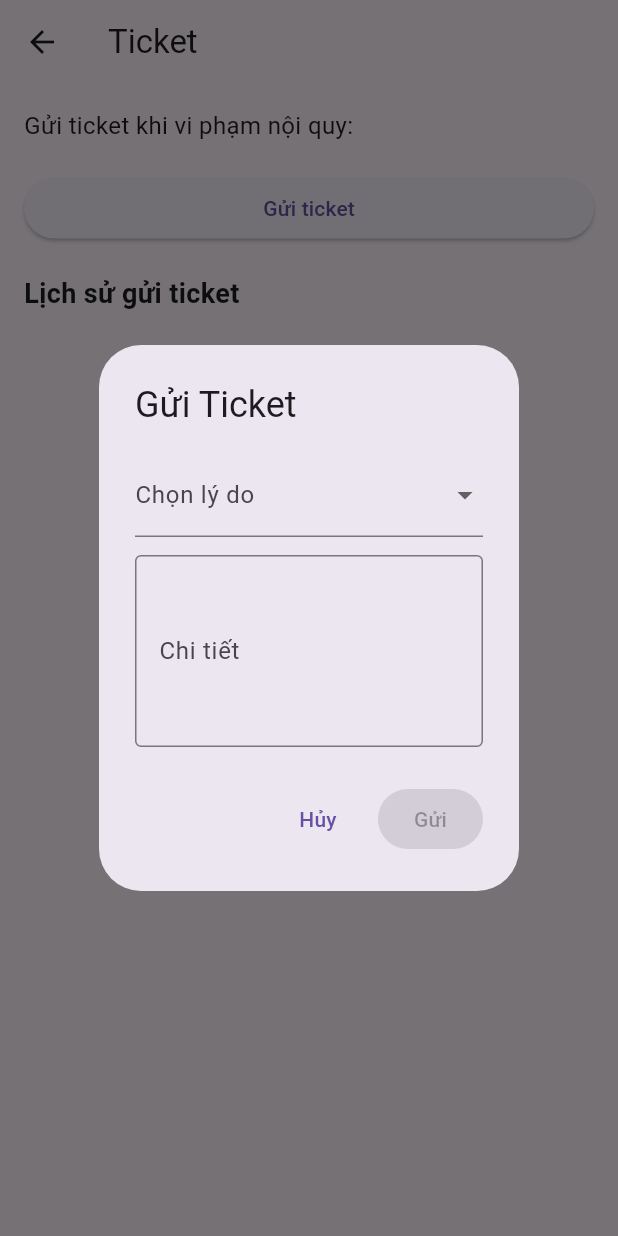
After one commit to StephenTanh/School-Project, a Flutter app: the TicketPage screen opened directly, after a tap on "Gửi ticket", on a phone screen of 412 x 824 dp. The commit adds this screen. Run offline on Flutter 3.47's test engine with Material 3 defaults, Android fonts, the phone set to English and light mode, and no system bars.

Commit message:
Them nut ticket

```diff
--- /dev/null
+++ b/lib/data/ticket_history.dart
@@ -0,0 +1,3 @@
+class TicketHistory {
+  static final List<Map<String, String>> tickets = [];
+}
--- /dev/null
+++ b/lib/pages/ticket.dart
@@ -0,0 +1,136 @@
+import 'package:flutter/material.dart';
+import 'ticket_dialog.dart';
+import '../data/ticket_history.dart';
+
+
+class TicketPage extends StatefulWidget {
+  const TicketPage({Key? key}) : super(key: key);
+
+  @override
+  State<TicketPage> createState() => _TicketPageState();
+}
+
+class _TicketPageState extends State<TicketPage> {
+  final TextEditingController _detailController = TextEditingController();
+  String? _selectedReason;
+  final List<String> _reasons = [
+    'Đi học trễ',
+    'Không logo',
+    'Không bảng tên',
+  ];
+
+  @override
+  void dispose() {
+    _detailController.dispose();
+    super.dispose();
+  }
+
+Future<void> _showTicketDialog() async {
+  final result = await showDialog<Map<String, String>>(
+    context: context,
+    builder: (_) => const TicketDialog(),
+  );
+
+  if (result != null) {
+    setState(() {
+      final now = DateTime.now();
+
+      TicketHistory.tickets.insert(0, {
+        "username": "NguyenHaTuanAnh", // sau này lấy từ tài khoản đăng nhập
+        "reason": result["reason"]!,
+        "detail": result["detail"]!,
+        "date":
+            "${now.day.toString().padLeft(2, '0')}/"
+            "${now.month.toString().padLeft(2, '0')}/"
+            "${now.year}",
+        "time":
+            "${now.hour.toString().padLeft(2, '0')}:"
+            "${now.minute.toString().padLeft(2, '0')}",
+      });
+    });
+
+    ScaffoldMessenger.of(context).showSnackBar(
+      const SnackBar(
+        content: Text("Đã gửi ticket"),
+      ),
+    );
+  }
+}
+
+  void _submitTicket() {
+    final selected = _selectedReason ?? 'Chưa chọn';
+    final detail = _detailController.text.trim();
+    ScaffoldMessenger.of(context).showSnackBar(
+      SnackBar(
+        content: Text('Đã gửi ticket: $selected${detail.isNotEmpty ? '\n$detail' : ''}'),
+      ),
+    );
+    _detailController.clear();
+    setState(() {
+      _selectedReason = null;
+    });
+  }
+
+  @override
+  Widget build(BuildContext context) {
+    return Scaffold(
+      appBar: AppBar(
+        title: const Text('Ticket'),
+      ),
+      body: Padding(
+        padding: const EdgeInsets.all(16.0),
+        child: Column(
+          crossAxisAlignment: CrossAxisAlignment.stretch,
+          children: [
+            const Text(
+              'Gửi ticket khi vi phạm nội quy:',
+              style: TextStyle(fontSize: 16),
+            ),
+            const SizedBox(height: 20),
+
+            ElevatedButton(
+              onPressed: _showTicketDialog,
+              child: const Text('Gửi ticket'),
+            ),
+
+            const SizedBox(height: 20),
+
+            const Text(
+              "Lịch sử gửi ticket",
+              style: TextStyle(
+                fontWeight: FontWeight.bold,
+                fontSize: 18,
+              ),
+            ),
+
+            const SizedBox(height: 10),
+
+            Expanded(
+              child: ListView.builder(
+                itemCount: TicketHistory.tickets.length,
+                itemBuilder: (context, index) {
+                  final ticket = TicketHistory.tickets[index];
+
+                  return Card(
+                    child: ListTile(
+                      title: Text(ticket["reason"]!),
+                      subtitle: Column(
+                        crossAxisAlignment: CrossAxisAlignment.start,
+                        children: [
+                          Text(ticket["detail"] ?? ""),
+                          const SizedBox(height: 5),
+                          Text("Người gửi: ${ticket["username"]}"),
+                          Text("${ticket["time"]} - ${ticket["date"]}"),
+                        ],
+                      ),
+                    ),
+                  );
+                },
+              ),
+            ),
+          ],
+        )
+      ),
+    );
+  }
+}
--- /dev/null
+++ b/lib/pages/ticket_dialog.dart
@@ -0,0 +1,84 @@
+import 'package:flutter/material.dart';
+
+class TicketDialog extends StatefulWidget {
+  const TicketDialog({super.key});
+
+  @override
+  State<TicketDialog> createState() => _TicketDialogState();
+}
+
+class _TicketDialogState extends State<TicketDialog> {
+  final TextEditingController _detailController = TextEditingController();
+
+  String? _selectedReason;
+
+  final List<String> _reasons = [
+    'Đi học trễ',
+    'Không logo',
+    'Không bảng tên',
+  ];
+
+  @override
+  void dispose() {
+    _detailController.dispose();
+    super.dispose();
+  }
+
+  @override
+  Widget build(BuildContext context) {
+    return AlertDialog(
+      title: const Text("Gửi Ticket"),
+      content: Column(
+        mainAxisSize: MainAxisSize.min,
+        children: [
+          DropdownButtonFormField<String>(
+            value: _selectedReason,
+            decoration: const InputDecoration(
+              labelText: "Chọn lý do",
+            ),
+            items: _reasons.map((reason) {
+              return DropdownMenuItem(
+                value: reason,
+                child: Text(reason),
+              );
+            }).toList(),
+            onChanged: (value) {
+              setState(() {
+                _selectedReason = value;
+              });
+            },
+          ),
+          const SizedBox(height: 12),
+          TextField(
+            controller: _detailController,
+            maxLines: 4,
+            decoration: const InputDecoration(
+              labelText: "Chi tiết",
+              border: OutlineInputBorder(),
+            ),
+          ),
+        ],
+      ),
+      actions: [
+        TextButton(
+          onPressed: () => Navigator.pop(context),
+          child: const Text("Hủy"),
+        ),
+        ElevatedButton(
+          onPressed: _selectedReason == null
+              ? null
+              : () {
+                  Navigator.pop(
+                    context,
+                    {
+                      "reason": _selectedReason!,
+                      "detail": _detailController.text.trim(),
+                    },
+                  );
+                },
+          child: const Text("Gửi"),
+        ),
+      ],
+    );
+  }
+}
```
Also changed, not shown: lib/home_page.dart (+36 -5 lines).
